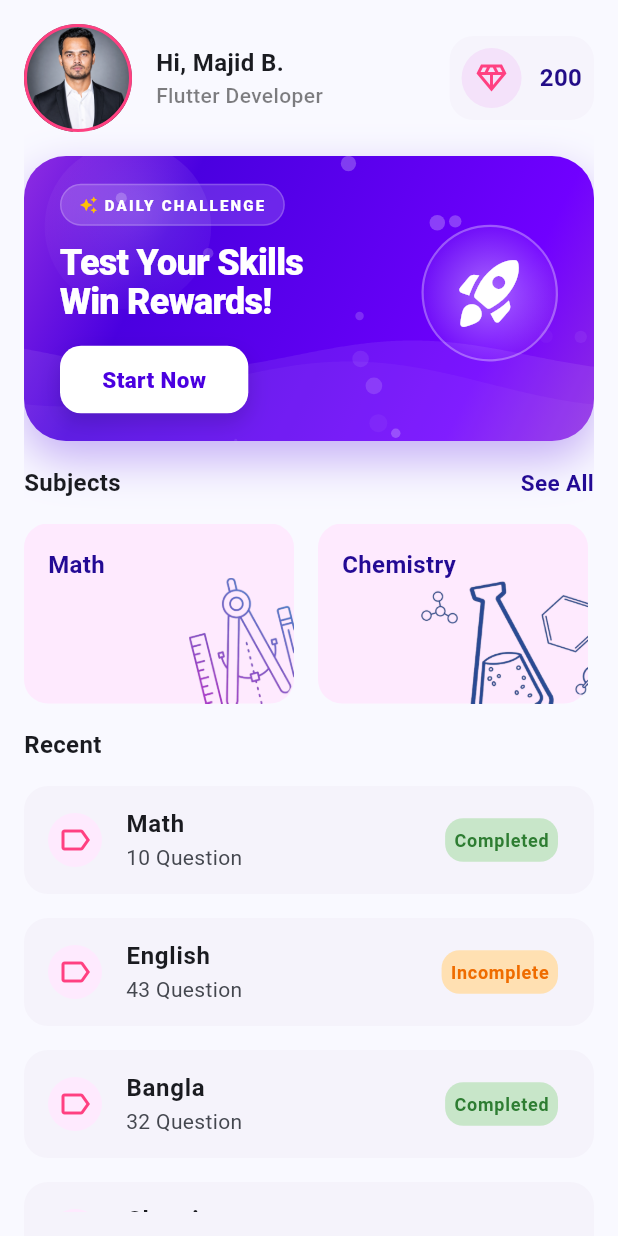
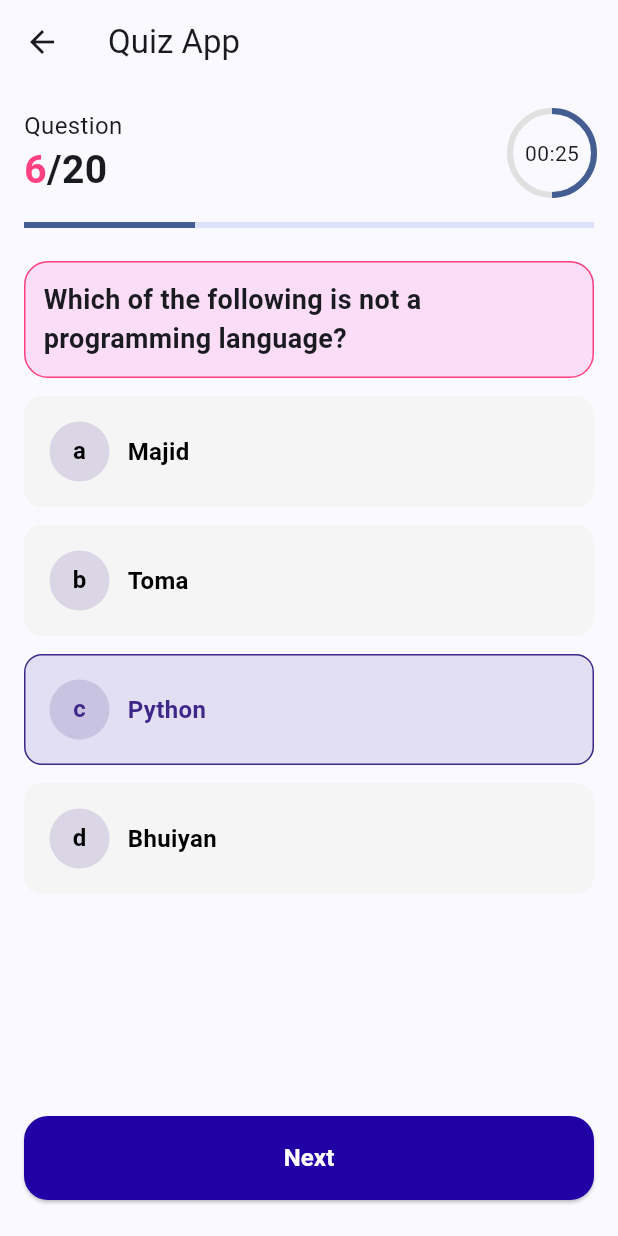
Before and after one commit to majidbhuiyan20/BDApps, a Flutter app: the screen it shows after launch, after a tap on "Start Now", on a phone screen of 412 x 824 dp. Run offline on Flutter 3.47's test engine with Material 3 defaults, Android fonts, the phone set to English and light mode, and no system bars.

Commit message:
add QuizPage, QuizProgress, and QuestionCard widgets and update QuizBanner navigation

```diff
--- a/lib/QuizApp/quiz_app_home.dart
+++ b/lib/QuizApp/views/quiz_app_home.dart
@@ -2,7 +2,7 @@ import 'package:bdapps/QuizApp/widgets/category_card.dart';
 import 'package:bdapps/QuizApp/widgets/recent_card.dart';
 import 'package:bdapps/QuizApp/widgets/title_section.dart';
 import 'package:flutter/material.dart';
-import 'widgets/quiz_banner.dart';
+import '../widgets/quiz_banner.dart';
 
 class QuizAppHome extends StatefulWidget {
   const QuizAppHome({super.key});
--- /dev/null
+++ b/lib/QuizApp/views/quiz_page.dart
@@ -0,0 +1,54 @@
+import 'package:bdapps/QuizApp/widgets/answer_option.dart';
+import 'package:bdapps/QuizApp/widgets/question_card.dart';
+import 'package:bdapps/QuizApp/widgets/quiz_progress.dart';
+import 'package:flutter/material.dart';
+
+class QuizPage extends StatefulWidget {
+  const QuizPage({super.key});
+
+  @override
+  State<QuizPage> createState() => _QuizPageState();
+}
+
+class _QuizPageState extends State<QuizPage> {
+  @override
+  Widget build(BuildContext context) {
+    return Scaffold(
+      appBar: AppBar(
+        title: const Text("Quiz App"),
+      ),
+      body: Padding(
+        padding:  EdgeInsets.all(16.0),
+        child: Column(
+          spacing: 22,
+          children: [
+            QuizProgress(),
+            Column(
+              spacing: 12,
+              children: [
+                QuestionCard(question: "Which of the following is not a programming language?",),
+                AnswerOption(option: 'Majid', serial: 'a', isSelected: false,),
+                AnswerOption(option: 'Toma', serial: 'b', isSelected: false,),
+                AnswerOption(option: 'Python', serial: 'c', isSelected: true,),
+                AnswerOption(option: 'Bhuiyan', serial: 'd', isSelected: false,),
+              ],
+            ),
+            Expanded(child: SizedBox()),
+            Padding(
+              padding: const EdgeInsets.only(bottom: 8.0),
+              child: ElevatedButton(
+                  style:ButtonStyle(
+                    backgroundColor: MaterialStatePropertyAll(Color(0Xff2200a6)),
+                    fixedSize: MaterialStatePropertyAll(Size(double.maxFinite, 56)),
+                    shape: MaterialStatePropertyAll(RoundedRectangleBorder(borderRadius: BorderRadius.circular(16))),
+                  ),
+
+                  onPressed: (){},
+                  child: Text("Next", style: TextStyle(fontSize: 16, fontWeight: FontWeight.bold, color: Colors.white),)),
+            ),
+          ],
+        ),
+      ),
+    );
+  }
+}
--- /dev/null
+++ b/lib/QuizApp/widgets/answer_option.dart
@@ -0,0 +1,35 @@
+import 'package:flutter/cupertino.dart';
+import 'package:flutter/material.dart';
+
+class AnswerOption extends StatelessWidget {
+  const AnswerOption({super.key, required this.option, required this.serial, required this.isSelected});
+  final String option;
+  final String serial;
+  final bool isSelected;
+
+
+  @override
+  Widget build(BuildContext context) {
+    return Container(
+      padding: EdgeInsets.all(16),
+      decoration: BoxDecoration(
+        color: isSelected ? Color(0Xffe2dff2): Color(0Xfff5f5f5),
+        borderRadius: BorderRadius.circular(12),
+        border: Border.all(
+          color: isSelected ? Color(0Xff3e2788) : Colors.transparent,
+          width: 1
+        ),
+      ),
+      child: Row(
+        spacing: 12,
+        children: [
+          CircleAvatar(
+            backgroundColor: Color(0Xff3e2788).withValues(alpha: 0.15),
+            child: Text(serial, style: TextStyle(color: isSelected ? Color(0Xff3e2788) : Colors.black, fontWeight: FontWeight.bold, fontSize: 16),),
+          ),
+          Text(option, style: TextStyle(fontSize: 16, fontWeight: FontWeight.w600, color: isSelected ? Color(0Xff3e2788) : Colors.black),)
+        ],
+      ),
+    );
+  }
+}
--- /dev/null
+++ b/lib/QuizApp/widgets/question_card.dart
@@ -0,0 +1,23 @@
+import 'package:flutter/material.dart';
+
+class QuestionCard extends StatelessWidget {
+  const QuestionCard({
+    super.key, required this.question,
+  });
+  final String question;
+  @override
+  Widget build(BuildContext context) {
+    return Container(
+      padding: EdgeInsets.all(12),
+      decoration: BoxDecoration(
+        color: Color(0Xfffbddf7),
+        borderRadius: BorderRadius.circular(16),
+        border: Border.all(
+            color: Colors.pinkAccent,
+            width:1
+        ),
+      ),
+      child: Text(question, style: TextStyle(fontSize: 18, fontWeight: FontWeight.w600),),
+    );
+  }
+}
--- a/lib/QuizApp/widgets/quiz_banner.dart
+++ b/lib/QuizApp/widgets/quiz_banner.dart
@@ -1,5 +1,7 @@
 import 'dart:math' as math;
 import 'package:flutter/material.dart';
+
+import '../views/quiz_page.dart';
 
 class QuizBanner extends StatefulWidget {
   const QuizBanner({super.key});
@@ -133,7 +135,9 @@ class _QuizBannerState extends State<QuizBanner> with SingleTickerProviderStateM
                         Material(
                           color: Colors.transparent,
                           child: InkWell(
-                            onTap: () {},
+                            onTap: () {
+                              Navigator.push(context, MaterialPageRoute(builder: (context)=> QuizPage()));
+                            },
                             borderRadius: BorderRadius.circular(14),
                             child: Container(
                               padding: const EdgeInsets.symmetric(horizontal: 28, vertical: 12),
--- /dev/null
+++ b/lib/QuizApp/widgets/quiz_progress.dart
@@ -0,0 +1,51 @@
+import 'package:flutter/material.dart';
+class QuizProgress extends StatefulWidget {
+  const QuizProgress({super.key});
+
+  @override
+  State<QuizProgress> createState() => _QuizProgressState();
+}
+
+class _QuizProgressState extends State<QuizProgress> {
+  @override
+  Widget build(BuildContext context) {
+    return Column(
+      spacing: 16,
+      children: [
+        Row(
+          mainAxisAlignment: MainAxisAlignment.spaceBetween,
+          children: [
+            Column(
+              crossAxisAlignment: CrossAxisAlignment.start,
+              children: [
+                Text("Question", style: TextStyle(fontWeight: FontWeight.normal, fontSize: 16),),
+                Row(
+                  children: [
+                    Text("6", style: TextStyle(fontSize: 26, color: Colors.pinkAccent, fontWeight: FontWeight.bold),),
+                    Text("/20", style: TextStyle(fontSize: 26, fontWeight: FontWeight.bold),),
+                  ],
+                ),
+              ],
+            ),
+            Stack(
+              alignment: Alignment.center,
+              children: [
+                SizedBox(
+                  width: 56,
+                  height: 56,
+                  child: CircularProgressIndicator(
+                    value: 0.5,
+
+                    backgroundColor: Colors.grey[300],
+                  ),
+                ),
+                Text("00:25", style: TextStyle( fontSize: 14 ),)
+              ],
+            )
+          ],
+        ),
+        LinearProgressIndicator(value: 6 / 20,)
+      ],
+    );
+  }
+}
--- a/lib/main.dart
+++ b/lib/main.dart
@@ -1,6 +1,5 @@
-import 'package:bdapps/QuizApp/quiz_app_home.dart';
-import 'package:bdapps/portfolio/view/home_screen.dart';
 import 'package:flutter/material.dart';
+import 'QuizApp/views/quiz_app_home.dart';
 
 void main() {
   runApp(const MyPortfolioApp());
```
